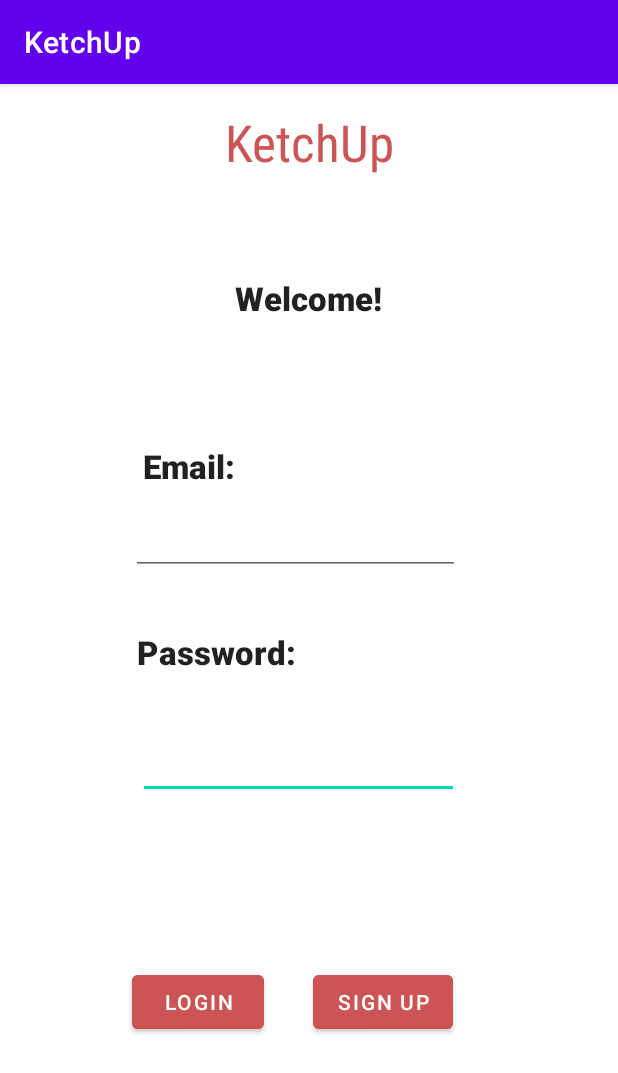
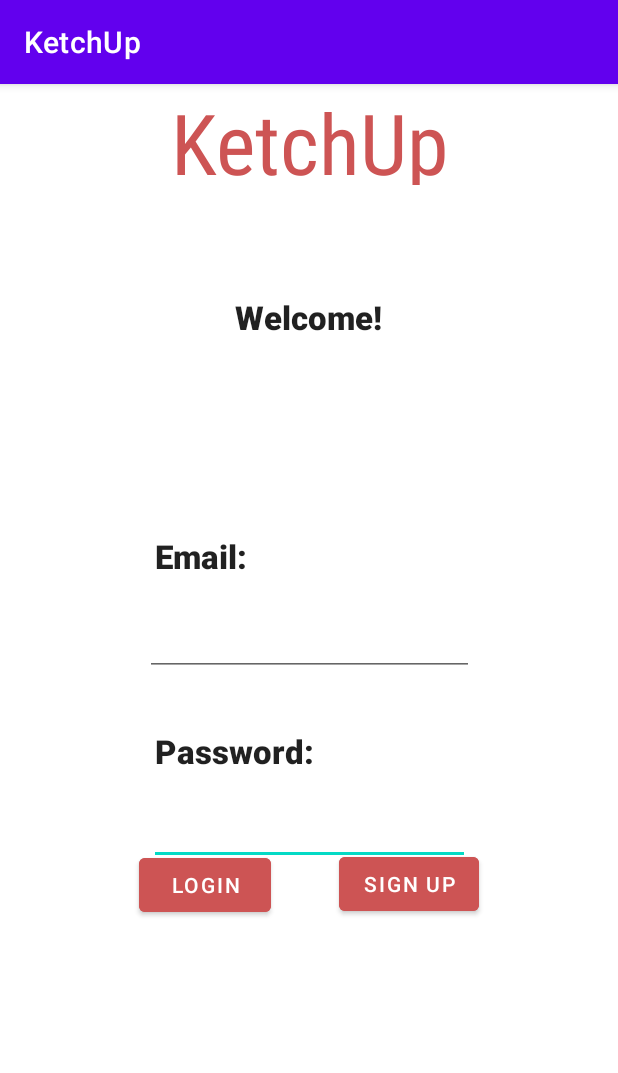
Before and after one commit to Arkidon/Ketch-Up, an Android app: the screen it shows after launch (LoginScreen), on a phone screen of 412 x 824 dp. Shown: the top 1073 px of the screen. Run offline under Robolectric (Android 15) with nearby library versions, the phone set to English and light mode, and no system bars.

Commit message:
Added relative spaces and simetry, more to work

```diff
--- a/KetchUPClient/app/src/main/res/layout/login_screen.xml
+++ b/KetchUPClient/app/src/main/res/layout/login_screen.xml
@@ -8,14 +8,15 @@
 
     <TextView
         android:id="@+id/textview_first4"
-        android:layout_width="259dp"
-        android:layout_height="53dp"
-        android:layout_marginTop="16dp"
+        android:layout_width="260dp"
+        android:layout_height="66dp"
+        android:layout_marginBottom="700dp"
         android:fontFamily="sans-serif-condensed"
         android:text="KetchUp"
         android:textAlignment="center"
-        android:textAppearance="@style/TextAppearance.AppCompat.Display1"
+        android:textAppearance="@style/TextAppearance.AppCompat.Display3"
         android:textColor="#CD5454"
+        app:layout_constraintBottom_toBottomOf="parent"
         app:layout_constraintEnd_toEndOf="parent"
         app:layout_constraintStart_toStartOf="parent"
         app:layout_constraintTop_toTopOf="parent" />
@@ -24,11 +25,12 @@
         android:id="@+id/textview_first"
         android:layout_width="106dp"
         android:layout_height="37dp"
-        android:layout_marginTop="128dp"
+        android:layout_marginBottom="450dp"
         android:fontFamily="sans-serif-black"
         android:text="Welcome!"
         android:textAlignment="center"
         android:textAppearance="@style/TextAppearance.AppCompat.Large"
+        app:layout_constraintBottom_toBottomOf="parent"
         app:layout_constraintEnd_toEndOf="parent"
         app:layout_constraintHorizontal_bias="0.498"
         app:layout_constraintStart_toStartOf="parent"
@@ -38,13 +40,13 @@
         android:id="@+id/textview_first2"
         android:layout_width="106dp"
         android:layout_height="37dp"
-        android:layout_marginTop="240dp"
+        android:layout_marginTop="300dp"
+        android:layout_marginEnd="100dp"
         android:fontFamily="sans-serif-black"
         android:text="Email:"
-        android:textAlignment="center"
+        android:textAlignment="textStart"
         android:textAppearance="@style/TextAppearance.AppCompat.Large"
         app:layout_constraintEnd_toEndOf="parent"
-        app:layout_constraintHorizontal_bias="0.239"
         app:layout_constraintStart_toStartOf="parent"
         app:layout_constraintTop_toTopOf="parent" />
 
@@ -52,13 +54,13 @@
         android:id="@+id/textview_first3"
         android:layout_width="106dp"
         android:layout_height="37dp"
-        android:layout_marginTop="364dp"
+        android:layout_marginTop="430dp"
+        android:layout_marginEnd="100dp"
         android:fontFamily="sans-serif-black"
         android:text="Password:"
-        android:textAlignment="center"
+        android:textAlignment="textStart"
         android:textAppearance="@style/TextAppearance.AppCompat.Large"
         app:layout_constraintEnd_toEndOf="parent"
-        app:layout_constraintHorizontal_bias="0.298"
         app:layout_constraintStart_toStartOf="parent"
         app:layout_constraintTop_toTopOf="parent" />
 
@@ -67,60 +69,62 @@
         android:layout_width="wrap_content"
         android:layout_height="wrap_content"
         android:layout_marginStart="88dp"
-        android:layout_marginBottom="132dp"
+        android:layout_marginTop="300dp"
+        android:layout_marginEnd="20dp"
         android:backgroundTint="#CD5454"
         android:text="Login"
         app:iconTint="#FFFFFF"
         app:layout_constraintBottom_toBottomOf="parent"
+        app:layout_constraintEnd_toStartOf="@+id/registerButton"
         app:layout_constraintStart_toStartOf="parent"
+        app:layout_constraintTop_toTopOf="parent"
         tools:ignore="TextContrastCheck" />
 
     <EditText
         android:id="@+id/passwordText"
         android:layout_width="214dp"
         android:layout_height="53dp"
-        android:layout_marginStart="93dp"
-        android:layout_marginEnd="108dp"
-        android:layout_marginBottom="90dp"
+        android:layout_marginBottom="300dp"
         android:autofillHints=""
         android:ems="10"
         android:inputType="textPassword"
-        app:layout_constraintBottom_toTopOf="@+id/loginButton"
+        app:layout_constraintBottom_toBottomOf="parent"
         app:layout_constraintEnd_toEndOf="parent"
         app:layout_constraintStart_toStartOf="parent"
         app:layout_constraintTop_toBottomOf="@+id/textview_first3"
+        app:layout_constraintVertical_bias="0.0"
         tools:ignore="SpeakableTextPresentCheck" />
 
     <EditText
         android:id="@+id/emailText"
         android:layout_width="219dp"
         android:layout_height="57dp"
-        android:layout_marginStart="91dp"
-        android:layout_marginTop="1dp"
-        android:layout_marginEnd="110dp"
-        android:layout_marginBottom="45dp"
+        android:layout_marginBottom="400dp"
         android:autofillHints=""
         android:ems="10"
         android:inputType="textEmailAddress"
-        app:layout_constraintBottom_toTopOf="@+id/textview_first3"
+        app:layout_constraintBottom_toBottomOf="parent"
         app:layout_constraintEnd_toEndOf="parent"
         app:layout_constraintStart_toStartOf="parent"
         app:layout_constraintTop_toBottomOf="@+id/textview_first2"
+        app:layout_constraintVertical_bias="0.0"
         tools:ignore="SpeakableTextPresentCheck" />
 
     <Button
         android:id="@+id/registerButton"
         android:layout_width="wrap_content"
         android:layout_height="wrap_content"
-        android:layout_marginStart="21dp"
-        android:layout_marginEnd="110dp"
-        android:layout_marginBottom="132dp"
+        android:layout_marginStart="20dp"
+        android:layout_marginTop="300dp"
+        android:layout_marginEnd="88dp"
         android:backgroundTint="#CD5454"
         android:text="Sign Up"
         app:layout_constraintBottom_toBottomOf="parent"
         app:layout_constraintEnd_toEndOf="parent"
         app:layout_constraintHorizontal_bias="1.0"
         app:layout_constraintStart_toEndOf="@+id/loginButton"
+        app:layout_constraintTop_toTopOf="parent"
+        app:layout_constraintVertical_bias="0.498"
         tools:ignore="TextContrastCheck" />
 
 </androidx.constraintlayout.widget.ConstraintLayout>
```
